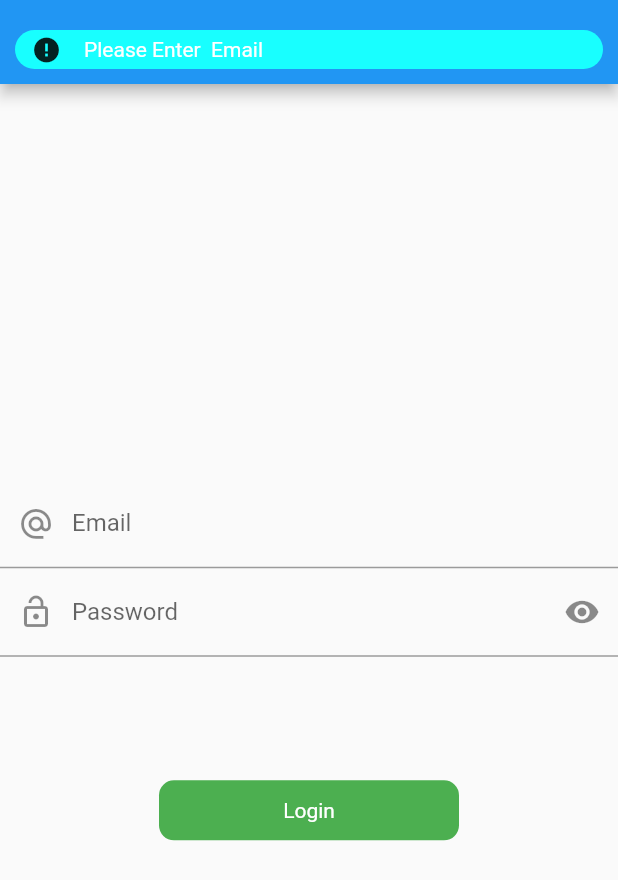
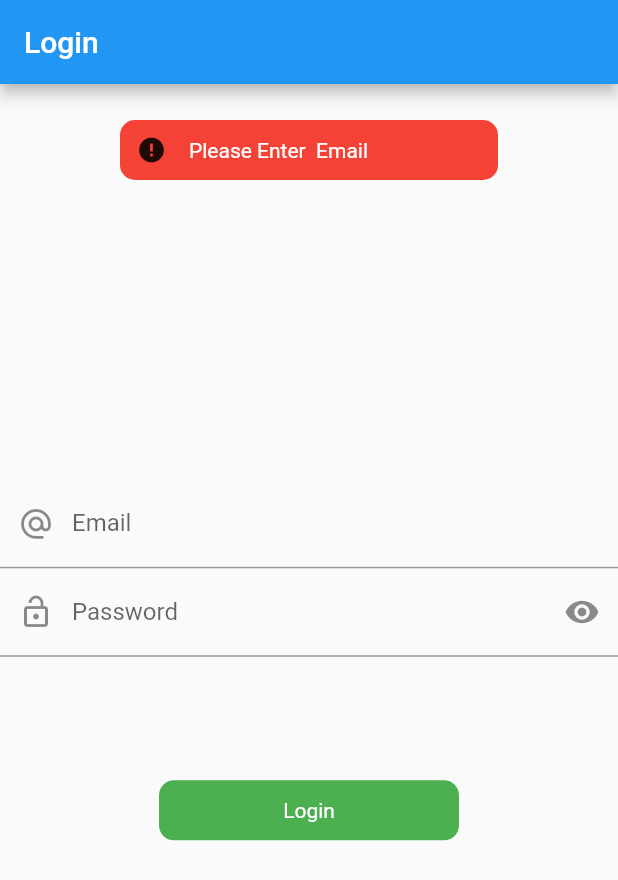
Before and after one commit to MuhammadRamzaninformationtechnology/mvvm, a Flutter app: the screen it shows after launch, after a tap on "Login", on a phone screen of 412 x 824 dp. Shown: the top 880 px of the screen. Run offline on Flutter 3.47's test engine with Material 2 defaults, Android fonts, the phone set to English and light mode, and no system bars; drawn by our look-alikes of another_flushbar; our stand-ins replace fluttertoast.

Commit message:
nice move new data

```diff
--- a/lib/Utils/utils.dart
+++ b/lib/Utils/utils.dart
@@ -35,14 +35,15 @@ showFlushbar(
     context: context,
     flushbar: Flushbar(
       message: message,
+
      forwardAnimationCurve: Curves.decelerate,
      positionOffset: 20,
      flushbarPosition: FlushbarPosition.TOP,
-     padding: EdgeInsets.all(5),
-     margin: EdgeInsets.symmetric(vertical: 20, horizontal: 10),
-      backgroundColor: Colors.cyanAccent,
+     padding: EdgeInsets.all(12),
+     margin: EdgeInsets.symmetric(vertical: 80, horizontal: 80),
+      backgroundColor: Colors.red,
       icon: Icon(Icons.error ,size: 20,),
-      borderRadius: BorderRadius.circular(20),
+      borderRadius: BorderRadius.circular(10),
       duration: Duration(seconds: 3),
       reverseAnimationCurve: Curves.easeInOut,
       )..show(context),
--- /dev/null
+++ b/lib/respositery/auth_repositery.dart
@@ -0,0 +1,6 @@
+
+
+
+class AuthRepositer{
+
+}
```
Also changed, not shown: lib/res/app_url.dart (added), lib/view_model/anth_view_model.dart (added).
